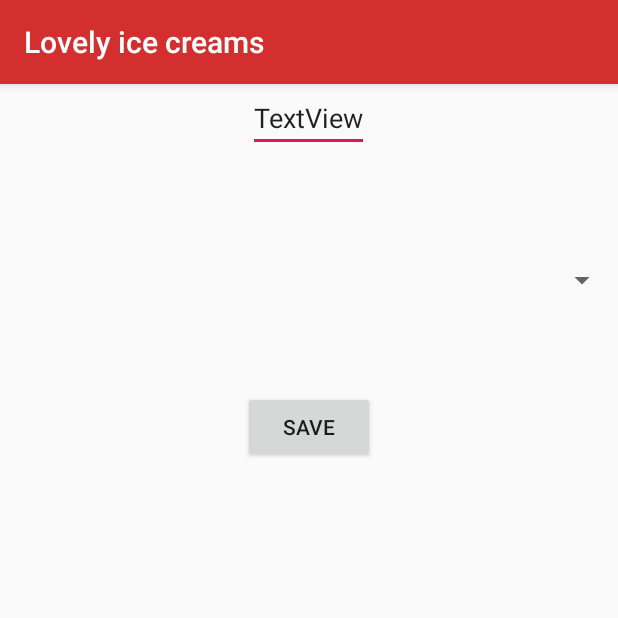
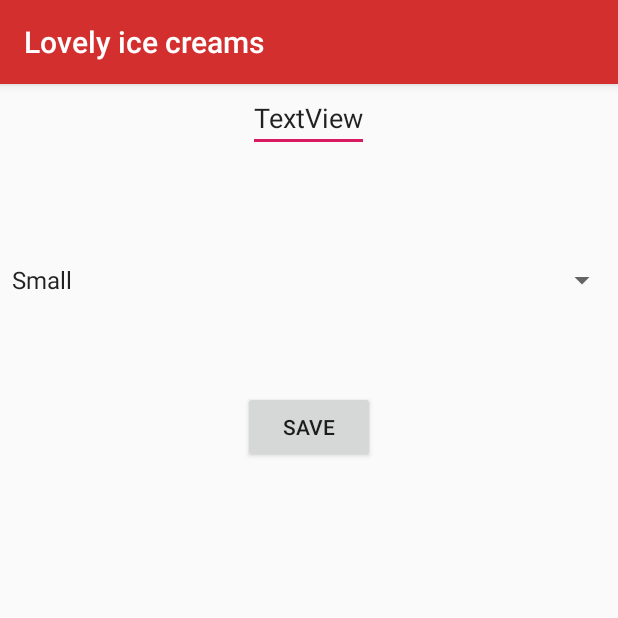
Before and after one commit to Omoyi/ice-cream1, an Android app: the WishActivity screen opened directly, with no data from a screen before it, on a phone screen of 412 x 824 dp, the top half of it. Run offline under Robolectric (Android 15) with nearby library versions, the phone set to English and light mode, and no system bars; our stand-ins replace ButterKnife, Firebase (no records; nobody signed in at launch, a user with empty details on screens opened directly); Roboto replaces fonts that are not available here.

Commit message:
save data

```diff
--- a/app/src/main/res/layout/activity_wish.xml
+++ b/app/src/main/res/layout/activity_wish.xml
@@ -32,6 +32,7 @@
         android:layout_width="match_parent"
         android:layout_height="wrap_content"
         android:layout_below="@id/editText"
-        android:layout_marginTop="73dp" />
+        android:layout_marginTop="73dp"
+        android:entries="@array/types" />
 
 </RelativeLayout>
--- a/app/src/main/res/values/strings.xml
+++ b/app/src/main/res/values/strings.xml
@@ -1,4 +1,9 @@
 <resources>
     <string name="app_name">ice-cream1</string>
     <string name="gallery">Lovely ice creams</string>
+    <array name="types">
+        <item>Small</item>
+        <item>Medium</item>
+        <item>Large</item>
+    </array>
 </resources>
```
Also changed, not shown: app/src/main/java/com/myicecream/ice_cream1/frontend/WishActivity.java (+7 -2 lines).
